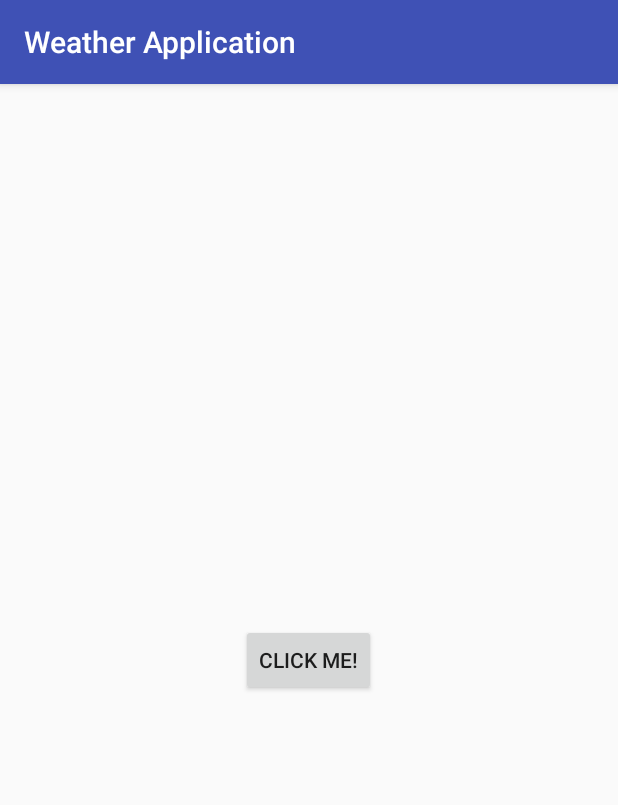
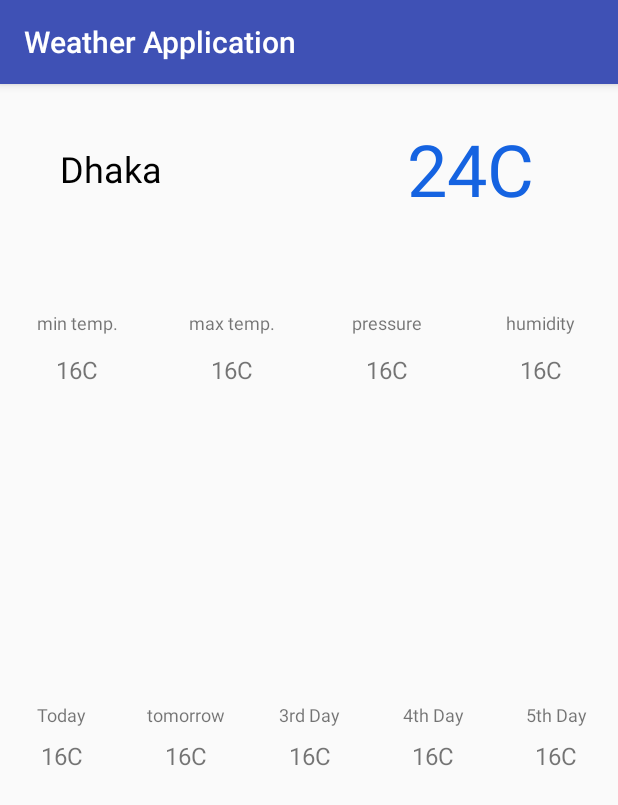
Before and after one commit to Munia1213/WeatherApplicationUsing3rdPartLibrary, an Android app: the screen it shows after launch (MainActivity), on a phone screen of 412 x 824 dp. Shown: the top 805 px of the screen. Run offline under Robolectric (Android 15) with nearby library versions, the phone set to English and light mode, and no system bars; 1 statement that could not run was skipped.

Commit message:
updated xml files and get current location temperature

```diff
--- a/app/src/main/java/com/example/shovon/weatherapplication/MainActivity.java
+++ b/app/src/main/java/com/example/shovon/weatherapplication/MainActivity.java
@@ -6,19 +6,32 @@ import android.os.Bundle;
 import android.util.Log;
 import android.view.View;
 import android.widget.Button;
+import android.widget.RelativeLayout;
+import android.widget.TextView;
 import android.widget.Toast;
 
 import com.example.shovon.weatherapplication.apiNetworking.ApiClient;
+import com.example.shovon.weatherapplication.apiNetworking.ApiEndPoint;
 import com.example.shovon.weatherapplication.apiNetworking.ApiService;
 import com.example.shovon.weatherapplication.model.WeatherData;
+import com.example.shovon.weatherapplication.utils.TempConverter;
 
 import retrofit2.Call;
 import retrofit2.Callback;
 import retrofit2.Response;
 
+import static com.example.shovon.weatherapplication.apiNetworking.ApiEndPoint.API_KEY;
+
 public class MainActivity extends AppCompatActivity {
-    Button clickBtn;
+    RelativeLayout clickBtn;
     ApiClient apiClient;
+
+    TextView cityTV;
+    TextView tempTV;
+    RelativeLayout weatherValuesRL;
+
+    TextView tempMinTV;
+
 
     @Override
     protected void onCreate(Bundle savedInstanceState) {
@@ -26,6 +39,13 @@ public class MainActivity extends AppCompatActivity {
         setContentView(R.layout.activity_main);
 
         apiClient = ApiService.getClient().create(ApiClient.class);
+
+        cityTV = findViewById(R.id.cityTV);
+        tempTV = findViewById(R.id.tempTV);
+//        weatherValuesRL = findViewById(R.id.weatherValuesRL);
+
+        tempMinTV = findViewById(R.id.tempMinTV);
+
 
         clickBtn = findViewById(R.id.clickBtn);
         clickBtn.setOnClickListener(new View.OnClickListener() {
@@ -41,7 +61,7 @@ public class MainActivity extends AppCompatActivity {
 
     private void getWeatherByCity() {
 
-        Call<WeatherData> call = apiClient.getDataByCity("dhaka,bd","e842bad857fc2320feebce44eca57e2f");
+        Call<WeatherData> call = apiClient.getDataByCity("dhaka,bd", API_KEY);
         call.enqueue(new Callback<WeatherData>() {
             @Override
             public void onResponse(Call<WeatherData> call, Response<WeatherData> response) {
@@ -49,6 +69,12 @@ public class MainActivity extends AppCompatActivity {
                 if (response.isSuccessful()){
                     Log.w("data",""+response.body().getCity().getCountry().toString());
                     Toast.makeText(MainActivity.this,""+response.body().getCity().getCountry(),Toast.LENGTH_SHORT).show();
+
+                    cityTV.setText(response.body().getCity().getName().toString());
+
+                   double celcTemp = TempConverter.KenvinToCelcius(response.body().getList().get(0).getMain().getTemp());
+                    tempTV.setText((int) celcTemp + "°"+"C");
+
                 }else {
 
                 }
--- a/app/src/main/java/com/example/shovon/weatherapplication/apiNetworking/ApiEndPoint.java
+++ b/app/src/main/java/com/example/shovon/weatherapplication/apiNetworking/ApiEndPoint.java
@@ -7,4 +7,6 @@ package com.example.shovon.weatherapplication.apiNetworking;
 public class ApiEndPoint {
 
     public static final String BASE_URL = "http://api.openweathermap.org/";
+
+    public static final String API_KEY = "e842bad857fc2320feebce44eca57e2f";
 }
--- a/app/src/main/java/com/example/shovon/weatherapplication/model/Main.java
+++ b/app/src/main/java/com/example/shovon/weatherapplication/model/Main.java
@@ -10,13 +10,13 @@ import com.google.gson.annotations.SerializedName;
 public class Main {
     @SerializedName("temp")
     @Expose
-    private Float temp;
+    private double temp;
     @SerializedName("temp_min")
     @Expose
-    private Float tempMin;
+    private double tempMin;
     @SerializedName("temp_max")
     @Expose
-    private Float tempMax;
+    private double tempMax;
     @SerializedName("pressure")
     @Expose
     private Float pressure;
@@ -33,27 +33,27 @@ public class Main {
     @Expose
     private Float tempKf;
 
-    public Float getTemp() {
+    public double getTemp() {
         return temp;
     }
 
-    public void setTemp(Float temp) {
+    public void setTemp(double temp) {
         this.temp = temp;
     }
 
-    public Float getTempMin() {
+    public double getTempMin() {
         return tempMin;
     }
 
-    public void setTempMin(Float tempMin) {
+    public void setTempMin(double tempMin) {
         this.tempMin = tempMin;
     }
 
-    public Float getTempMax() {
+    public double getTempMax() {
         return tempMax;
     }
 
-    public void setTempMax(Float tempMax) {
+    public void setTempMax(double tempMax) {
         this.tempMax = tempMax;
     }
 
--- /dev/null
+++ b/app/src/main/java/com/example/shovon/weatherapplication/utils/TempConverter.java
@@ -0,0 +1,16 @@
+package com.example.shovon.weatherapplication.utils;
+
+/**
+ * Created by McGyver on 1/10/2018.
+ */
+
+public class TempConverter {
+
+    public static double KenvinToCelcius(double kelvinTemp){
+
+        double celciusTemp = (kelvinTemp -273.15);
+
+        return celciusTemp;
+
+    }
+}
--- a/app/src/main/res/layout/activity_main.xml
+++ b/app/src/main/res/layout/activity_main.xml
@@ -4,13 +4,67 @@
     xmlns:tools="http://schemas.android.com/tools"
     android:layout_width="match_parent"
     android:layout_height="match_parent"
-    android:gravity="center"
+    android:orientation="vertical"
     tools:context="com.example.shovon.weatherapplication.MainActivity">
 
-    <Button
+    <RelativeLayout
+        android:id="@+id/currentWeatherRL"
+        android:layout_width="match_parent"
+        android:layout_height="match_parent"
+        android:layout_weight="1">
+
+        <TextView
+            android:id="@+id/cityTV"
+            android:layout_width="wrap_content"
+            android:layout_height="wrap_content"
+            android:text="Dhaka"
+            android:textSize="24sp"
+            android:textColor="#000000"
+            android:layout_margin="40dp"/>
+
+        <TextView
+            android:id="@+id/tempTV"
+            android:layout_alignParentRight="true"
+            android:layout_width="wrap_content"
+            android:layout_height="wrap_content"
+            android:text="24C"
+            android:textSize="48sp"
+            android:textColor="#1563e1"
+            android:layout_marginTop="24dp"
+            android:layout_marginRight="56dp"/>
+
+            <include
+                android:id="@+id/weatherValuesRL"
+                android:layout_below="@+id/tempTV"
+                android:layout_width="match_parent"
+                android:layout_height="match_parent"
+                android:layout_marginTop="50dp"
+                layout="@layout/current_weather_values"
+                />
+
+    </RelativeLayout>
+
+
+
+    <RelativeLayout
         android:id="@+id/clickBtn"
-        android:layout_width="wrap_content"
+        android:layout_width="match_parent"
         android:layout_height="wrap_content"
-        android:text="click me!"/>
+        android:layout_weight="1">
+
+        <include
+            android:id="@+id/weatherValuesRL"
+            android:layout_width="match_parent"
+            android:layout_height="match_parent"
+            android:layout_marginTop="20dp"
+            layout="@layout/five_days_weather"
+            />
+
+
+    </RelativeLayout>
+
+
+
+
 
 </LinearLayout>
--- /dev/null
+++ b/app/src/main/res/layout/current_weather_values.xml
@@ -0,0 +1,123 @@
+<?xml version="1.0" encoding="utf-8"?>
+<LinearLayout
+    xmlns:android="http://schemas.android.com/apk/res/android"
+    android:layout_width="match_parent"
+    android:layout_height="match_parent"
+    android:orientation="horizontal">
+
+    <RelativeLayout
+        android:id="@+id/minTempRL"
+        android:layout_width="match_parent"
+        android:layout_height="wrap_content"
+        android:background="?attr/selectableItemBackground"
+        android:layout_weight="1">
+
+        <TextView
+            android:id="@+id/tempMinTV"
+            android:layout_width="wrap_content"
+            android:layout_height="wrap_content"
+            android:text="min temp."
+            android:textSize="12sp"
+            android:layout_centerHorizontal="true"
+            android:layout_margin="12dp"/>
+
+        <TextView
+            android:id="@+id/tempMinValueTV"
+            android:layout_below="@+id/tempMinTV"
+            android:layout_width="wrap_content"
+            android:layout_height="wrap_content"
+            android:text="16C"
+            android:textSize="16sp"
+            android:layout_centerHorizontal="true"
+            android:layout_marginLeft="12sp"/>
+
+    </RelativeLayout>
+
+
+
+    <RelativeLayout
+        android:id="@+id/maxTempRL"
+        android:layout_width="match_parent"
+        android:layout_height="wrap_content"
+        android:layout_weight="1"
+        android:background="?attr/selectableItemBackground">
+
+        <TextView
+            android:id="@+id/maxTempTV"
+            android:layout_width="wrap_content"
+            android:layout_height="wrap_content"
+            android:text="max temp."
+            android:textSize="12sp"
+            android:layout_centerHorizontal="true"
+            android:layout_margin="12dp"/>
+
+        <TextView
+            android:id="@+id/maxTempValueTV"
+            android:layout_below="@+id/maxTempTV"
+            android:layout_width="wrap_content"
+            android:layout_height="wrap_content"
+            android:text="16C"
+            android:textSize="16sp"
+            android:layout_centerHorizontal="true"
+            android:layout_marginLeft="12sp"/>
+
+    </RelativeLayout>
+
+    <RelativeLayout
+        android:id="@+id/pressureRL"
+        android:layout_width="match_parent"
+        android:layout_height="wrap_content"
+        android:layout_weight="1"
+        android:background="?attr/selectableItemBackground">
+
+        <TextView
+            android:id="@+id/pressureTV"
+            android:layout_width="wrap_content"
+            android:layout_height="wrap_content"
+            android:text="pressure"
+            android:textSize="12sp"
+            android:layout_centerHorizontal="true"
+            android:layout_margin="12dp"/>
+
+        <TextView
+            android:id="@+id/pressureValueTV"
+            android:layout_below="@+id/pressureTV"
+            android:layout_width="wrap_content"
+            android:layout_height="wrap_content"
+            android:text="16C"
+            android:textSize="16sp"
+            android:layout_centerHorizontal="true"
+            android:layout_marginLeft="12sp"/>
+
+    </RelativeLayout>
+
+    <RelativeLayout
+        android:id="@+id/humidityRL"
+        android:layout_width="match_parent"
+        android:layout_height="wrap_content"
+        android:layout_weight="1"
+        android:background="?attr/selectableItemBackground">
+
+        <TextView
+            android:id="@+id/humidityTV"
+            android:layout_width="wrap_content"
+            android:layout_height="wrap_content"
+            android:text="humidity"
+            android:textSize="12sp"
+            android:layout_centerHorizontal="true"
+            android:layout_margin="12dp"/>
+
+        <TextView
+            android:id="@+id/humidityValueTV"
+            android:layout_below="@+id/humidityTV"
+            android:layout_width="wrap_content"
+            android:layout_height="wrap_content"
+            android:text="16C"
+            android:textSize="16sp"
+            android:layout_centerHorizontal="true"
+            android:layout_marginLeft="12sp"/>
+
+    </RelativeLayout>
+
+
+</LinearLayout>
--- /dev/null
+++ b/app/src/main/res/layout/five_days_weather.xml
@@ -0,0 +1,144 @@
+<?xml version="1.0" encoding="utf-8"?>
+<LinearLayout
+    xmlns:android="http://schemas.android.com/apk/res/android"
+    android:layout_width="match_parent"
+    android:layout_height="match_parent"
+    android:orientation="horizontal">
+
+    <RelativeLayout
+        android:id="@+id/todayRL"
+        android:layout_width="match_parent"
+        android:layout_height="match_parent"
+        android:background="?attr/selectableItemBackground"
+        android:layout_weight="1">
+
+        <TextView
+            android:id="@+id/todayTV"
+            android:layout_width="wrap_content"
+            android:layout_height="wrap_content"
+            android:text="Today"
+            android:textSize="12sp"
+            android:layout_centerHorizontal="true"
+            android:layout_margin="8dp"/>
+
+        <TextView
+            android:id="@+id/todayValueTV"
+            android:layout_below="@+id/todayTV"
+            android:layout_width="wrap_content"
+            android:layout_height="wrap_content"
+            android:text="16C"
+            android:textSize="16sp"
+            android:layout_centerHorizontal="true" />
+
+    </RelativeLayout>
+
+    <RelativeLayout
+        android:id="@+id/tomorrowRL"
+        android:layout_width="match_parent"
+        android:layout_height="match_parent"
+        android:layout_weight="1"
+        android:background="?attr/selectableItemBackground">
+
+        <TextView
+            android:id="@+id/tomorrowTV"
+            android:layout_width="wrap_content"
+            android:layout_height="wrap_content"
+            android:text="tomorrow"
+            android:textSize="12sp"
+            android:layout_centerHorizontal="true"
+            android:layout_margin="8dp"/>
+
+        <TextView
+            android:id="@+id/tomorrowValueTV"
+            android:layout_below="@+id/tomorrowTV"
+            android:layout_width="wrap_content"
+            android:layout_height="wrap_content"
+            android:text="16C"
+            android:textSize="16sp"
+            android:layout_centerHorizontal="true" />
+
+    </RelativeLayout>
+
+    <RelativeLayout
+        android:id="@+id/pressureRL"
+        android:layout_width="match_parent"
+        android:layout_height="match_parent"
+        android:layout_weight="1"
+        android:background="?attr/selectableItemBackground">
+
+        <TextView
+            android:id="@+id/thirdDayTV"
+            android:layout_width="wrap_content"
+            android:layout_height="wrap_content"
+            android:text="3rd Day"
+            android:textSize="12sp"
+            android:layout_centerHorizontal="true"
+            android:layout_margin="8dp"/>
+
+        <TextView
+            android:id="@+id/thirdDayValueTV"
+            android:layout_below="@+id/thirdDayTV"
+            android:layout_width="wrap_content"
+            android:layout_height="wrap_content"
+            android:text="16C"
+            android:textSize="16sp"
+            android:layout_centerHorizontal="true" />
+
+    </RelativeLayout>
+
+    <RelativeLayout
+        android:id="@+id/fourthDayRL"
+        android:layout_width="match_parent"
+        android:layout_height="match_parent"
+        android:layout_weight="1"
+        android:background="?attr/selectableItemBackground">
+
+        <TextView
+            android:id="@+id/fourthDayTV"
+            android:layout_width="wrap_content"
+            android:layout_height="wrap_content"
+            android:text="4th Day"
+            android:textSize="12sp"
+            android:layout_centerHorizontal="true"
+            android:layout_margin="8dp"/>
+
+        <TextView
+            android:id="@+id/fourthDayValueTV"
+            android:layout_below="@+id/fourthDayTV"
+            android:layout_width="wrap_content"
+            android:layout_height="wrap_content"
+            android:text="16C"
+            android:textSize="16sp"
+            android:layout_centerHorizontal="true" />
+
+    </RelativeLayout>
+
+    <RelativeLayout
+        android:id="@+id/fifthDayRL"
+        android:layout_width="match_parent"
+        android:layout_height="match_parent"
+        android:layout_weight="1"
+        android:background="?attr/selectableItemBackground">
+
+        <TextView
+            android:id="@+id/fifthDayTV"
+            android:layout_width="wrap_content"
+            android:layout_height="wrap_content"
+            android:text="5th Day"
+            android:textSize="12sp"
+            android:layout_centerHorizontal="true"
+            android:layout_margin="8dp"/>
+
+        <TextView
+            android:id="@+id/fifthDayValueTV"
+            android:layout_below="@+id/fifthDayTV"
+            android:layout_width="wrap_content"
+            android:layout_height="wrap_content"
+            android:text="16C"
+            android:textSize="16sp"
+            android:layout_centerHorizontal="true" />
+
+    </RelativeLayout>
+
+
+</LinearLayout>
--- a/app/src/main/res/values/strings.xml
+++ b/app/src/main/res/values/strings.xml
@@ -65,4 +65,6 @@
     <string name="peek_me">Peek me!</string>
     <string name="drag_me">Drag me!</string>
     <string name="modal">Modal bottom sheet</string>
+
+    <string name="minTemp">min temp.</string>
 </resources>
```
